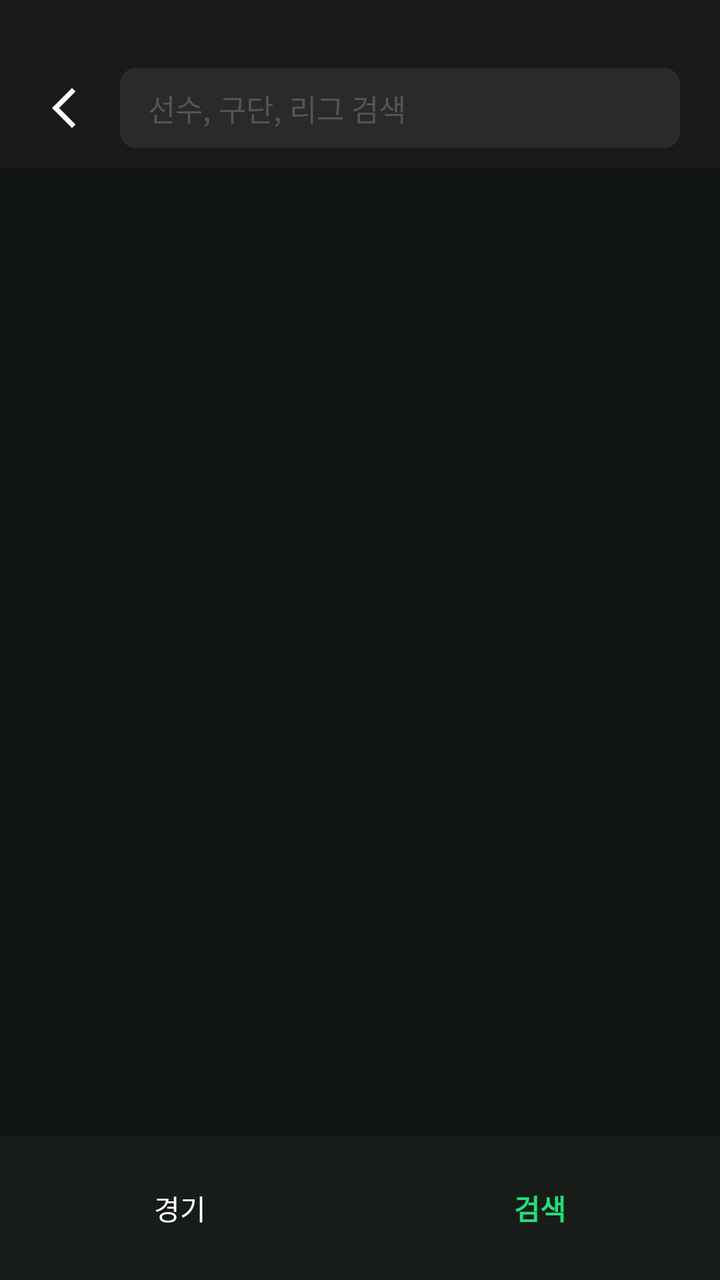
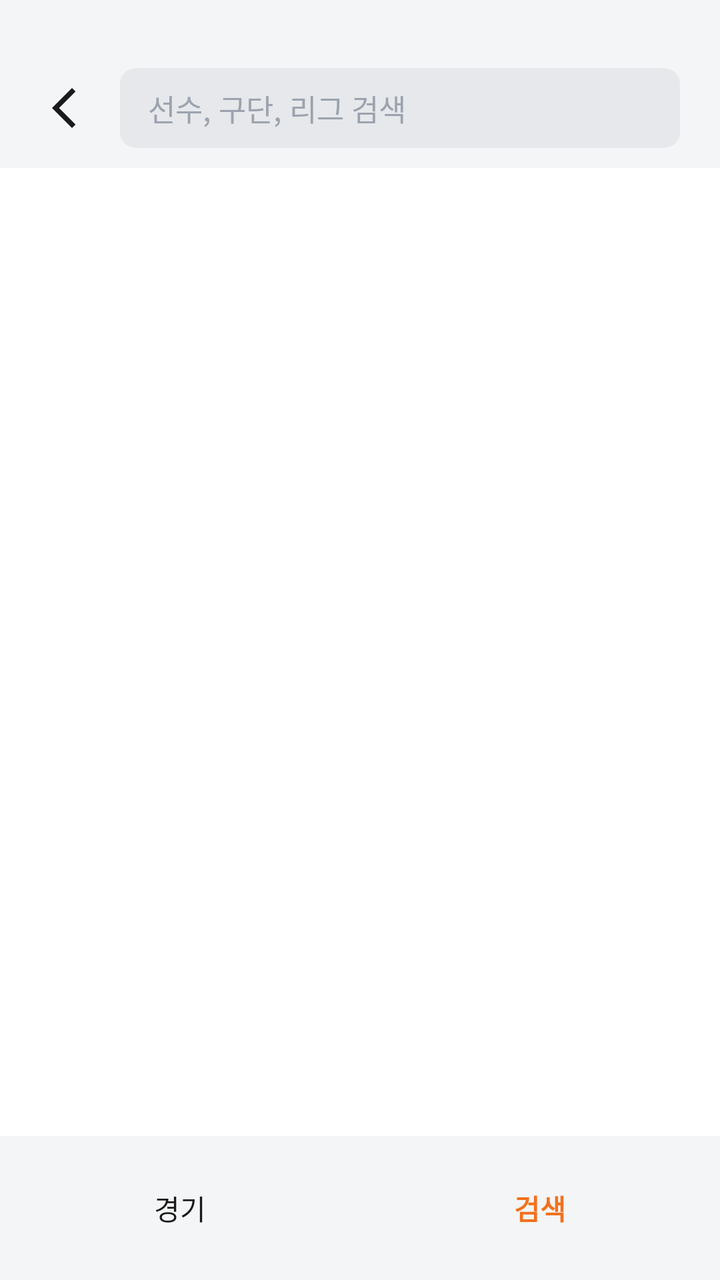

An Android layout rendered at two revisions. The XML below is the earlier revision; the diff shows what the commit changed to produce the second picture.
<!-- AndroidManifest.xml: application theme Theme.MyApplication -->
<!-- res/layout/activity_search.xml -->
<?xml version="1.0" encoding="utf-8"?>
<layout xmlns:android="http://schemas.android.com/apk/res/android"
    xmlns:app="http://schemas.android.com/apk/res-auto">

    <RelativeLayout
        android:layout_width="match_parent"
        android:layout_height="match_parent"
        android:background="#101411">

        <LinearLayout
            android:id="@+id/bottomNav"
            android:layout_width="match_parent"
            android:layout_height="72dp"
            android:layout_alignParentBottom="true"
            android:orientation="horizontal"
            android:background="#181C19">

            <TextView android:id="@+id/navMatch"
                android:layout_width="0dp" android:layout_height="match_parent"
                android:layout_weight="1" android:gravity="center"
                android:text="경기" android:textColor="#FFFFFF" android:textSize="14sp"
                android:clickable="true" android:focusable="true"/>

            <TextView android:id="@+id/navSearch"
                android:layout_width="0dp" android:layout_height="match_parent"
                android:layout_weight="1" android:gravity="center"
                android:text="검색" android:textColor="#20E07A"
                android:textStyle="bold" android:textSize="14sp"/>
        </LinearLayout>

        <LinearLayout
            android:layout_width="match_parent"
            android:layout_height="match_parent"
            android:layout_above="@id/bottomNav"
            android:orientation="vertical">

            <LinearLayout android:id="@+id/searchBar"
                android:layout_width="match_parent" android:layout_height="84dp"
                android:orientation="horizontal" android:gravity="bottom"
                android:paddingHorizontal="12dp" android:paddingBottom="10dp"
                android:background="#1A1A1A">

                <ImageView android:id="@+id/btnBack"
                    android:layout_width="40dp" android:layout_height="40dp"
                    android:src="@drawable/ic_arrow_back" android:padding="8dp"
                    android:clickable="true"
                    android:focusable="true"
                    app:tint="#FFFFFF"/>

                <EditText android:id="@+id/etSearch"
                    android:layout_width="0dp" android:layout_height="40dp"
                    android:layout_weight="1"
                    android:layout_marginHorizontal="8dp"
                    android:background="@drawable/edittext_bg"
                    android:paddingHorizontal="14dp"
                    android:hint="선수, 구단, 리그 검색"
                    android:textColor="#FFFFFF" android:textColorHint="#555555"
                    android:textSize="15sp" android:imeOptions="actionSearch"
                    android:inputType="text" android:singleLine="true"/>

                <ImageView android:id="@+id/btnClear"
                    android:layout_width="36dp" android:layout_height="36dp"
                    android:src="@android:drawable/ic_menu_close_clear_cancel"
                    android:padding="6dp" android:visibility="gone"
                    android:clickable="true" android:focusable="true"/>
            </LinearLayout>

            <FrameLayout android:layout_width="match_parent" android:layout_height="0dp"
                android:layout_weight="1">
                <androidx.recyclerview.widget.RecyclerView
                    android:id="@+id/rvResults"
                    android:layout_width="match_parent" android:layout_height="match_parent"
                    android:clipToPadding="false" android:paddingTop="4dp"
                    android:visibility="gone"/>
                <View android:id="@+id/tvEmpty"
                    android:layout_width="match_parent" android:layout_height="match_parent"
                    android:visibility="gone"/>
            </FrameLayout>
        </LinearLayout>

    </RelativeLayout>
</layout>
<!-- resources referenced by this layout -->
<resources>
  <!-- drawable edittext_bg (drawable) -->
  <?xml version="1.0" encoding="utf-8"?>
  <shape xmlns:android="http://schemas.android.com/apk/res/android">
      <solid android:color="#2A2A2A"/>
      <corners android:radius="8dp"/>
  </shape>
  <!-- drawable ic_arrow_back (drawable) -->
  <vector xmlns:android="http://schemas.android.com/apk/res/android" android:height="24dp" android:tint="#000000" android:viewportHeight="24" android:viewportWidth="24" android:width="24dp">
        
      <path android:fillColor="@android:color/white" android:pathData="M17.77,3.77l-1.77,-1.77l-10,10l10,10l1.77,-1.77l-8.23,-8.23z"/>
      
  </vector>
  <style name="Theme.MyApplication" parent="Base.Theme.MyApplication" />
  <style name="Base.Theme.MyApplication" parent="Theme.Material3.DayNight.NoActionBar">
          
          
      </style>
</resources>

<!-- the commit's change to res/layout/activity_search.xml (unified diff, before → after) -->
@@ -5,7 +5,7 @@
     <RelativeLayout
         android:layout_width="match_parent"
         android:layout_height="match_parent"
-        android:background="#101411">
+        android:background="@color/bg">
 
         <LinearLayout
             android:id="@+id/bottomNav"
@@ -13,18 +13,18 @@
             android:layout_height="72dp"
             android:layout_alignParentBottom="true"
             android:orientation="horizontal"
-            android:background="#181C19">
+            android:background="@color/surface">
 
             <TextView android:id="@+id/navMatch"
                 android:layout_width="0dp" android:layout_height="match_parent"
                 android:layout_weight="1" android:gravity="center"
-                android:text="경기" android:textColor="#FFFFFF" android:textSize="14sp"
+                android:text="경기" android:textColor="@color/text_primary" android:textSize="14sp"
                 android:clickable="true" android:focusable="true"/>
 
             <TextView android:id="@+id/navSearch"
                 android:layout_width="0dp" android:layout_height="match_parent"
                 android:layout_weight="1" android:gravity="center"
-                android:text="검색" android:textColor="#20E07A"
+                android:text="검색" android:textColor="@color/accent"
                 android:textStyle="bold" android:textSize="14sp"/>
         </LinearLayout>
 
@@ -38,14 +38,14 @@
                 android:layout_width="match_parent" android:layout_height="84dp"
                 android:orientation="horizontal" android:gravity="bottom"
                 android:paddingHorizontal="12dp" android:paddingBottom="10dp"
-                android:background="#1A1A1A">
+                android:background="@color/surface">
 
                 <ImageView android:id="@+id/btnBack"
                     android:layout_width="40dp" android:layout_height="40dp"
                     android:src="@drawable/ic_arrow_back" android:padding="8dp"
                     android:clickable="true"
                     android:focusable="true"
-                    app:tint="#FFFFFF"/>
+                    app:tint="@color/text_primary"/>
 
                 <EditText android:id="@+id/etSearch"
                     android:layout_width="0dp" android:layout_height="40dp"
@@ -54,7 +54,7 @@
                     android:background="@drawable/edittext_bg"
                     android:paddingHorizontal="14dp"
                     android:hint="선수, 구단, 리그 검색"
-                    android:textColor="#FFFFFF" android:textColorHint="#555555"
+                    android:textColor="@color/text_primary" android:textColorHint="@color/text_hint"
                     android:textSize="15sp" android:imeOptions="actionSearch"
                     android:inputType="text" android:singleLine="true"/>
 
<!-- resource entries referenced after the edit -->
@@ -1,9 +1,14 @@
 <!-- resources referenced by this layout -->
 <resources>
+  <color name="accent">#F2711C</color>
+  <color name="bg">#FFFFFF</color>
+  <color name="surface">#F4F5F7</color>
+  <color name="text_hint">#9CA3AF</color>
+  <color name="text_primary">#1A1A1A</color>
   <!-- drawable edittext_bg (drawable) -->
   <?xml version="1.0" encoding="utf-8"?>
   <shape xmlns:android="http://schemas.android.com/apk/res/android">
-      <solid android:color="#2A2A2A"/>
+      <solid android:color="@color/surface_variant"/>
       <corners android:radius="8dp"/>
   </shape>
   <!-- drawable ic_arrow_back (drawable) -->
@@ -13,9 +18,16 @@
       
   </vector>
   <style name="Theme.MyApplication" parent="Base.Theme.MyApplication" />
-  <style name="Base.Theme.MyApplication" parent="Theme.Material3.DayNight.NoActionBar">
-          
-          
+  <color name="surface_variant">#E6E8EB</color>
+  <style name="Base.Theme.MyApplication" parent="Theme.Material3.Light.NoActionBar">
+          <item name="colorPrimary">@color/accent</item>
+          <item name="colorOnPrimary">@color/on_accent</item>
+          <item name="android:windowBackground">@color/bg</item>
+          <item name="android:statusBarColor">@color/bg</item>
+          <item name="android:navigationBarColor">@color/bg</item>
+          <item name="android:windowLightStatusBar">true</item>
+          <item name="android:windowLightNavigationBar" tools:targetApi="o_mr1">true</item>
       </style>
+  <color name="on_accent">#FFFFFF</color>
 </resources>
 
